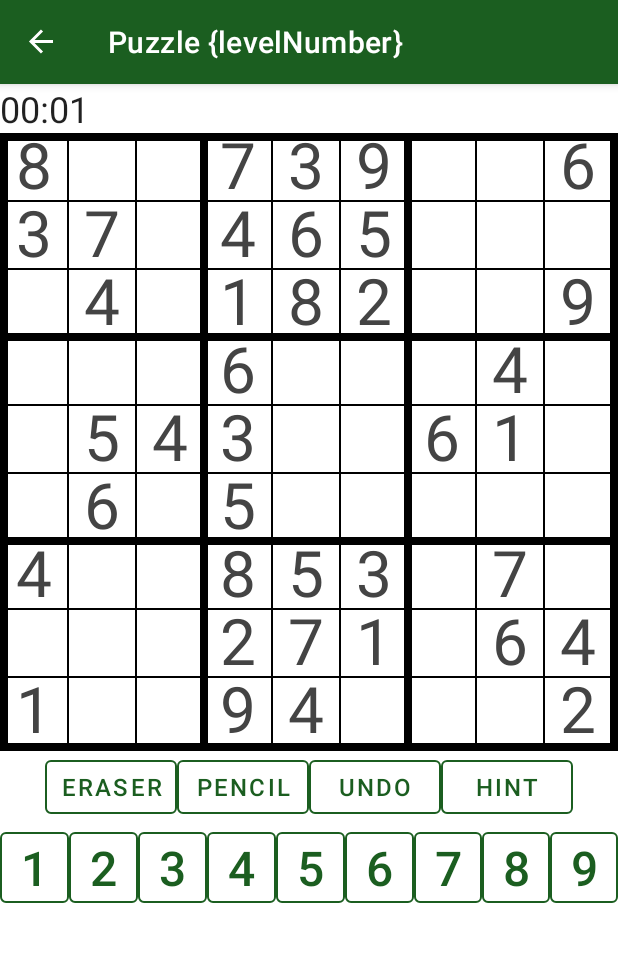
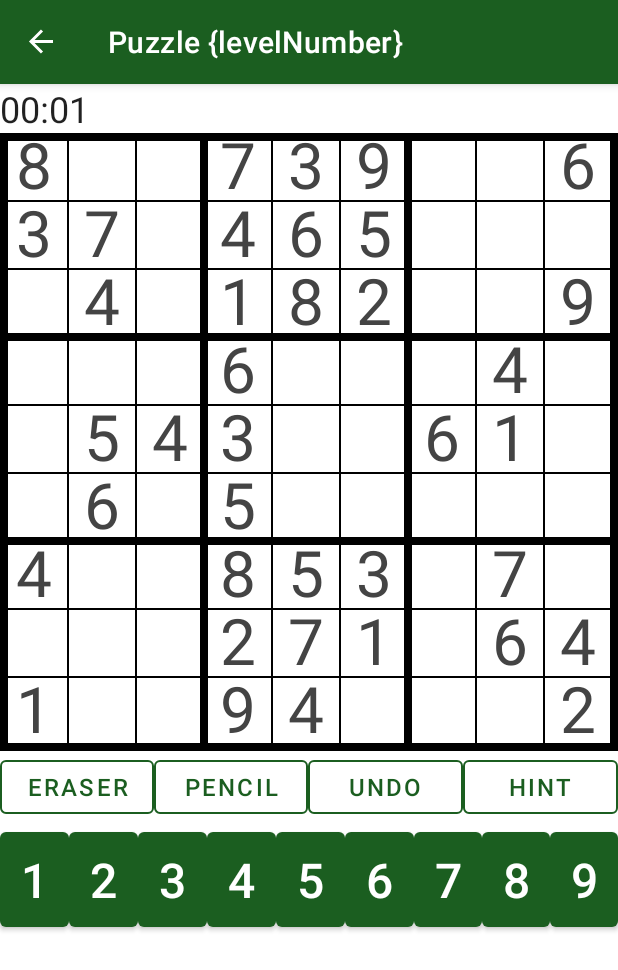
Before and after one commit to LeonidasGamesStudio/Sudoku-android, an Android app: the SudokuBoardFragment screen opened through its navigation route, on a phone screen of 412 x 824 dp. Shown: the top 970 px of the screen. Run offline under Robolectric (Android 15) with nearby library versions, the phone set to English and light mode, and no system bars; our stand-ins replace navigation-ui.

Commit message:
Implemented Undo Function

```diff
--- a/Sudoku/app/build.gradle
+++ b/Sudoku/app/build.gradle
@@ -18,6 +18,7 @@ android {
         targetSdk 31
         versionCode 1
         versionName "1.0"
+        multiDexEnabled true
 
         testInstrumentationRunner "androidx.test.runner.AndroidJUnitRunner"
     }
@@ -53,4 +54,5 @@ dependencies {
     testImplementation 'junit:junit:4.+'
     androidTestImplementation 'androidx.test.ext:junit:1.1.3'
     androidTestImplementation 'androidx.test.espresso:espresso-core:3.4.0'
+    implementation 'com.android.support:multidex:1.0.3'
 }
--- a/Sudoku/app/src/main/java/com/example/sudoku/board/SudokuBoardFragment.kt
+++ b/Sudoku/app/src/main/java/com/example/sudoku/board/SudokuBoardFragment.kt
@@ -58,6 +58,8 @@ class SudokuBoardFragment : Fragment() {
         binding.pencilButton.setOnClickListener{
             binding.sudokuBoardView.pencil = !binding.sudokuBoardView.pencil
         }
+
+        binding.undoButton.setOnClickListener{ binding.sudokuBoardView.undoMove()}
 
         val value = arguments?.get("levelNumber")
         binding.sudokuBoardView.addPresets(value as Int)
--- a/Sudoku/app/src/main/java/com/example/sudoku/board/SudokuBoardView.kt
+++ b/Sudoku/app/src/main/java/com/example/sudoku/board/SudokuBoardView.kt
@@ -45,6 +45,8 @@ class SudokuBoardView (context: Context, attributeSet: AttributeSet) : View(cont
         }
     }
 
+    class UndoStackEntry(val numberEntry: NumberEntry, val posX: Int, val posY: Int)
+
 
     private val sqrtSize = 3
     private val size = 9
@@ -53,9 +55,15 @@ class SudokuBoardView (context: Context, attributeSet: AttributeSet) : View(cont
     private var selectedRow = -1
     private var selectedColumn = -1
     private var numberTextSize = 64F
+    private var undoStack = ArrayDeque<UndoStackEntry>()
     var pencil = false
 
     var sudokuNumbers = Array(9) {Array(9) { NumberEntry(0,0) } }
+
+    class paintValues(){    //TODO move paint values into class
+
+
+    }
 
     private val numberPaint = Paint().apply {
         style = Paint.Style.FILL
@@ -120,6 +128,7 @@ class SudokuBoardView (context: Context, attributeSet: AttributeSet) : View(cont
     override fun onMeasure(widthMeasureSpec: Int, heightMeasureSpec: Int) {
         super.onMeasure(widthMeasureSpec, heightMeasureSpec)
         val sizePixels = Math.min(widthMeasureSpec, heightMeasureSpec)
+        numberTextSize = (sizePixels / 100).toFloat()
         setMeasuredDimension(sizePixels, sizePixels)
     }
 
@@ -226,20 +235,28 @@ class SudokuBoardView (context: Context, attributeSet: AttributeSet) : View(cont
 
     //adds a number to either the sudoku number matrix or the pencil number matrix when the button is pressed
     fun addNumberToMatrix(number: Int){
-        if (number != 0) {          //0 is when the eraser button is selected
-            if (!pencil) {          //if the pencil button is not selected
+        if(!pencil) {
+            undoStack.add(
+                UndoStackEntry(
+                    NumberEntry(
+                        sudokuNumbers[selectedRow][selectedColumn].getNum(),
+                        sudokuNumbers[selectedRow][selectedColumn].getType()
+                    ), selectedRow, selectedColumn
+                )
+            )
+            if (number != 0) {          //0 is when the eraser button is selected
                 sudokuNumbers[selectedRow][selectedColumn].changeNum(number)    //change num to button pressed
                 sudokuNumbers[selectedRow][selectedColumn].changeType(1) //change type to 1
-            }else{
-                sudokuNumbers[selectedRow][selectedColumn].setPencil(number) //set a pencilled number
+            } else {  //if eraser is clicked, change num to 0 and change type to 0 = empty
+                sudokuNumbers[selectedRow][selectedColumn].changeNum(number)
+                sudokuNumbers[selectedRow][selectedColumn].changeType(0)
             }
-        }else{  //if eraser is selected, change num to 0 and change type to 0 = empty
-            sudokuNumbers[selectedRow][selectedColumn].changeNum(number)
-            sudokuNumbers[selectedRow][selectedColumn].changeType(0)
+            checkBoardConflicts()   //checks board for all conflicts. could speed up by only checking
+            //affected squares, but seems fast enough for now
+            //TODO Near production, see if this is fast enough particularly on older phones
+        }else if (number != 0){
+            sudokuNumbers[selectedRow][selectedColumn].setPencil(number) //set a pencilled number
         }
-        checkBoardConflicts()   //checks board for all conflicts. could speed up by only checking
-        //affected squares, but seems fast enough for now
-        //TODO Near production, see if this is fast enough particularly on older phones
         invalidate()
     }
 
@@ -362,6 +379,16 @@ class SudokuBoardView (context: Context, attributeSet: AttributeSet) : View(cont
         }
     }
 
+    fun undoMove(){
+        val move = undoStack.lastOrNull()
+        undoStack.removeLastOrNull()
+        if(move != null) {
+            sudokuNumbers[move.posX][move.posY].changeNum(move.numberEntry.getNum())
+            sudokuNumbers[move.posX][move.posY].changeType(move.numberEntry.getType())
+            invalidate()
+        }
+    }
+
 //    handles touch events. every time the board is touched, it is invalidated and redrawn with shading
     // around selected cell
     @SuppressLint("ClickableViewAccessibility")
--- a/Sudoku/app/src/main/res/layout/fragment_sudoku_board.xml
+++ b/Sudoku/app/src/main/res/layout/fragment_sudoku_board.xml
@@ -28,7 +28,7 @@
 <!--    functional buttons i.e. undo, eraser, hint, pencil-->
     <TableRow
         android:id="@+id/funcButtons"
-        android:layout_width="wrap_content"
+        android:layout_width="match_parent"
         android:layout_height="wrap_content"
         android:columnCount="4"
         app:layout_constraintTop_toBottomOf="@id/sudokuBoardView"
@@ -36,50 +36,26 @@
         app:layout_constraintStart_toStartOf="parent">
         <Button
             android:id="@+id/eraserButton"
-            android:layout_width="wrap_content"
-            android:layout_height="wrap_content"
             android:text="@string/eraser"
-            android:textSize="16sp"
-            android:layout_weight="1"
-            app:strokeColor="@color/green"
-            android:padding="2dp"
-            style="@style/Widget.MaterialComponents.Button.OutlinedButton"
+            style="@style/funcButtons"
             />
 
         <Button
             android:id="@+id/pencilButton"
-            android:layout_width="wrap_content"
-            android:layout_height="wrap_content"
             android:text="@string/pencil"
-            android:textSize="16sp"
-            android:layout_weight="1"
-            app:strokeColor="@color/green"
-            android:padding="2dp"
-            style="@style/Widget.MaterialComponents.Button.OutlinedButton"
+            style="@style/funcButtons"
             />
 
         <Button
             android:id="@+id/undoButton"
-            android:layout_width="wrap_content"
-            android:layout_height="wrap_content"
             android:text="@string/undo"
-            android:textSize="16sp"
-            android:layout_weight="1"
-            app:strokeColor="@color/green"
-            android:padding="2dp"
-            style="@style/Widget.MaterialComponents.Button.OutlinedButton"
+            style="@style/funcButtons"
             />
 
         <Button
             android:id="@+id/hintButton"
-            android:layout_width="wrap_content"
-            android:layout_height="wrap_content"
             android:text="@string/hint"
-            android:textSize="16sp"
-            android:layout_weight="1"
-            app:strokeColor="@color/green"
-            android:padding="2dp"
-            style="@style/Widget.MaterialComponents.Button.OutlinedButton"
+            style="@style/funcButtons"
             />
     </TableRow>
 
@@ -95,103 +71,49 @@
 <!--constrain buttons to adview once it is implemented-->
         <Button
             android:id="@+id/oneButton"
-            android:layout_height="wrap_content"
-            android:layout_width="wrap_content"
             android:text="@string/_1"
-            android:textSize="32sp"
-            android:layout_weight="1"
-            app:strokeColor="@color/green"
-            android:padding="2dp"
-            style="@style/Widget.MaterialComponents.Button.OutlinedButton"/>
+            style="@style/numberButtons"/>
 
         <Button
             android:id="@+id/twoButton"
-            android:layout_width="wrap_content"
-            android:layout_height="wrap_content"
             android:text="@string/_2"
-            android:textSize="32sp"
-            android:layout_weight="1"
-            app:strokeColor="@color/green"
-            android:padding="2dp"
-            style="@style/Widget.MaterialComponents.Button.OutlinedButton"/>
+            style="@style/numberButtons"/>
 
         <Button
             android:id="@+id/threeButton"
-            android:layout_width="wrap_content"
-            android:layout_height="wrap_content"
             android:text="@string/_3"
-            android:textSize="32sp"
-            android:layout_weight="1"
-            app:strokeColor="@color/green"
-            android:padding="2dp"
-            style="@style/Widget.MaterialComponents.Button.OutlinedButton"
+            style="@style/numberButtons"
             />
 
         <Button
             android:id="@+id/fourButton"
-            android:layout_width="wrap_content"
-            android:layout_height="wrap_content"
             android:text="@string/_4"
-            android:textSize="32sp"
-            android:layout_weight="1"
-            android:padding="2dp"
-            app:strokeColor="@color/green"
-            style="@style/Widget.MaterialComponents.Button.OutlinedButton"/>
+            style="@style/numberButtons"/>
 
         <Button
             android:id="@+id/fiveButton"
-            android:layout_width="wrap_content"
-            android:layout_height="wrap_content"
             android:text="@string/_5"
-            android:textSize="32sp"
-            android:layout_weight="1"
-            app:strokeColor="@color/green"
-            android:padding="2dp"
-            style="@style/Widget.MaterialComponents.Button.OutlinedButton"/>
+            style="@style/numberButtons"/>
 
         <Button
             android:id="@+id/sixButton"
-            android:layout_width="wrap_content"
-            android:layout_height="wrap_content"
             android:text="@string/_6"
-            android:textSize="32sp"
-            android:layout_weight="1"
-            app:strokeColor="@color/green"
-            android:padding="2dp"
-            style="@style/Widget.MaterialComponents.Button.OutlinedButton"/>
+            style="@style/numberButtons"/>
 
         <Button
             android:id="@+id/sevenButton"
-            android:layout_width="wrap_content"
-            android:layout_height="wrap_content"
             android:text="@string/_7"
-            android:textSize="32sp"
-            android:layout_weight="1"
-            app:strokeColor="@color/green"
-            android:padding="2dp"
-            style="@style/Widget.MaterialComponents.Button.OutlinedButton" />
+            style="@style/numberButtons" />
 
         <Button
             android:id="@+id/eightButton"
-            android:layout_width="wrap_content"
-            android:layout_height="wrap_content"
             android:text="@string/_8"
-            android:textSize="32sp"
-            android:layout_weight="1"
-            app:strokeColor="@color/green"
-            android:padding="2dp"
-            style="@style/Widget.MaterialComponents.Button.OutlinedButton"/>
+            style="@style/numberButtons"/>
 
         <Button
             android:id="@+id/nineButton"
-            android:layout_width="wrap_content"
-            android:layout_height="wrap_content"
             android:text="@string/_9"
-            android:textSize="32sp"
-            android:layout_weight="1"
-            app:strokeColor="@color/green"
-            android:padding="2dp"
-            style="@style/Widget.MaterialComponents.Button.OutlinedButton"/>
+            style="@style/numberButtons"/>
     </TableRow>
 
 <!--    win ending screen -->
--- a/Sudoku/app/src/main/res/values/style.xml
+++ b/Sudoku/app/src/main/res/values/style.xml
@@ -1,12 +1,19 @@
 <?xml version="1.0" encoding="utf-8"?>
 <resources>
-    <style name="numberButtons" parent="Widget.MaterialComponents.Button.OutlinedButton">
-        android:layout_width="wrap_content"
-        android:layout_height="wrap_content"
-        android:text="@string/eraser"
-        android:textSize="16sp"
-        android:layout_weight="1"
-        app:strokeColor="@color/green"
-        android:padding="2dp"
+    <style name="numberButtons" parent="Widget.MaterialComponents.Button">
+        <item name="android:layout_weight">1</item>
+        <item name="android:padding">10dp</item>
+        <item name="android:layout_width">wrap_content</item>
+        <item name="android:layout_height">wrap_content</item>
+        <item name="android:textSize">32sp</item>
+    </style>
+
+    <style name="funcButtons" parent="Widget.MaterialComponents.Button.OutlinedButton">
+        <item name="android:layout_weight">1</item>
+        <item name="android:padding">2dp</item>
+        <item name="strokeColor">@color/green</item>
+        <item name="android:layout_width">wrap_content</item>
+        <item name="android:layout_height">wrap_content</item>
+        <item name="android:textSize">16sp</item>
     </style>
 </resources>
```
